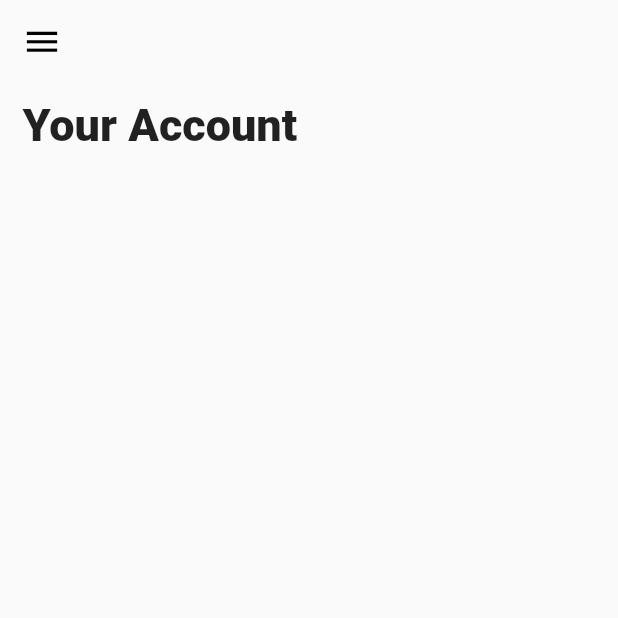
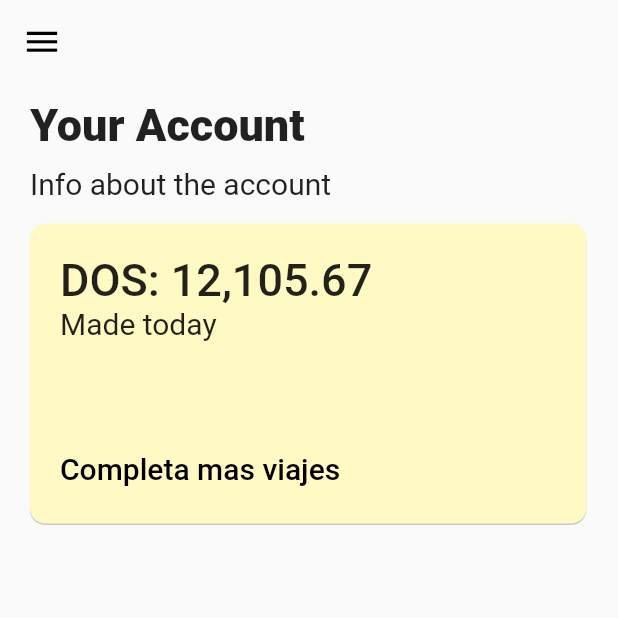
Before and after one commit to olivermendez/Sendi, a Flutter app: the screen it shows after launch, swiped to page 5, on a phone screen of 412 x 824 dp, the top half of it. Run offline on Flutter 3.47's test engine with Material 2 defaults, Android fonts, the phone set to English and light mode, and no system bars; missing offline and left inert: awesome_card.

Commit message:
Tarjeta principal del delivery avanzada

```diff
--- a/sendi_app_deliver/lib/src/pages/home_page.dart
+++ b/sendi_app_deliver/lib/src/pages/home_page.dart
@@ -23,7 +23,7 @@ class HomePage extends StatelessWidget {
         body: SafeArea(
           child: SingleChildScrollView(
             child: Container(
-              padding: EdgeInsets.symmetric(horizontal: 15),
+              padding: EdgeInsets.symmetric(horizontal: 20),
               child: Column(
                 crossAxisAlignment: CrossAxisAlignment.start,
                 children: [
@@ -37,8 +37,80 @@ class HomePage extends StatelessWidget {
                         "Your Account",
                         style: TextStyle(
                             fontSize: 30, fontWeight: FontWeight.w800),
-                      )
+                      ),
                     ],
+                  ),
+                  SizedBox(
+                    height: 10,
+                  ),
+                  Text(
+                    "Info about the account",
+                    style: TextStyle(fontSize: 20),
+                  ),
+                  SizedBox(
+                    height: 15,
+                  ),
+                  SingleChildScrollView(
+                    padding: EdgeInsets.only(bottom: 20),
+                    scrollDirection: Axis.horizontal,
+                    child: Row(
+                      children: [
+                        Container(
+                          width: MediaQuery.of(context).size.width * 0.90,
+                          height: 200,
+                          padding: EdgeInsets.symmetric(
+                              vertical: 20, horizontal: 20),
+                          //tarjeta
+                          decoration: BoxDecoration(
+                            borderRadius: BorderRadius.all(Radius.circular(10)),
+                            color: Colors.yellow[100],
+                            boxShadow: [
+                              BoxShadow(
+                                  spreadRadius: 0,
+                                  offset: Offset(0, 1),
+                                  blurRadius: 0,
+                                  color: Colors.black.withOpacity(0.2))
+                            ],
+                          ),
+                          child: Column(
+                            crossAxisAlignment: CrossAxisAlignment.start,
+                            children: [
+                              Text(
+                                "DOS: 12,105.67",
+                                textAlign: TextAlign.start,
+                                style: TextStyle(
+                                    fontSize: 30, fontWeight: FontWeight.w500),
+                              ),
+                              Container(
+                                child: Text(
+                                  'Made today',
+                                  style: TextStyle(fontSize: 20),
+                                ),
+                              ),
+                              Expanded(
+                                  child: Container(
+                                //imagen de vehiculo aqui
+                                decoration: BoxDecoration(),
+                              )),
+                              SizedBox(
+                                height: 15,
+                              ),
+                              Text("Completa mas viajes",
+                                  style: TextStyle(
+                                      color: Colors.black,
+                                      fontSize: 20,
+                                      fontWeight: FontWeight.w500)),
+                              SizedBox(
+                                height: 5,
+                              ),
+                              Row(
+                                children: [],
+                              )
+                            ],
+                          ),
+                        )
+                      ],
+                    ),
                   )
                 ],
               ),
```
